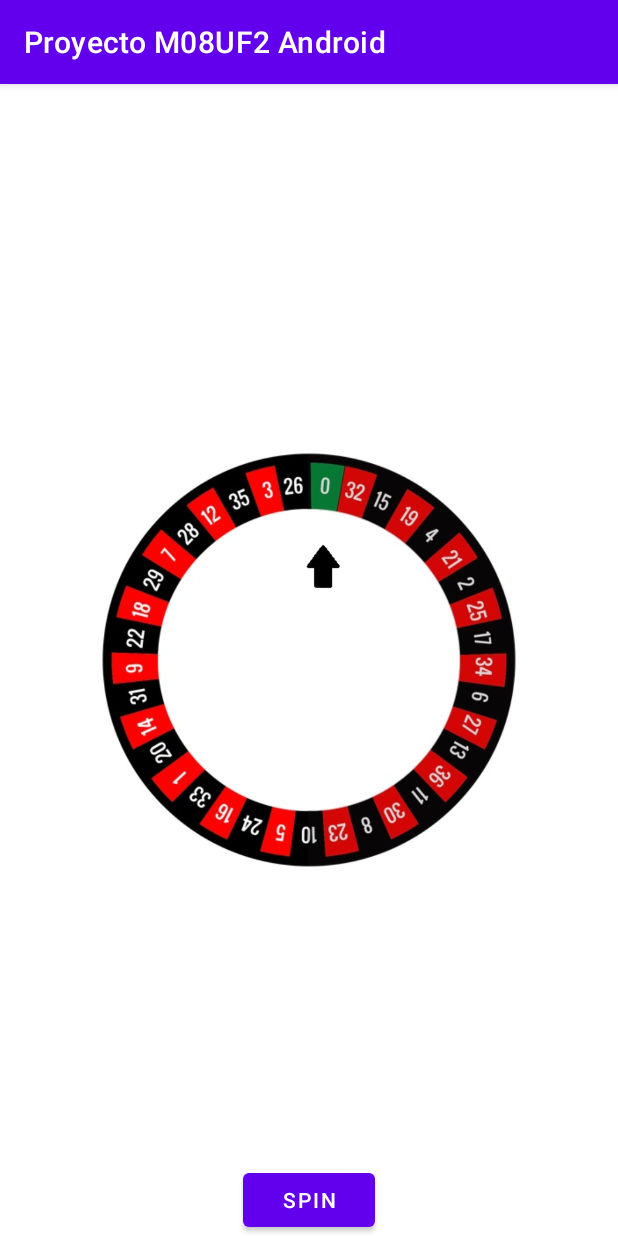
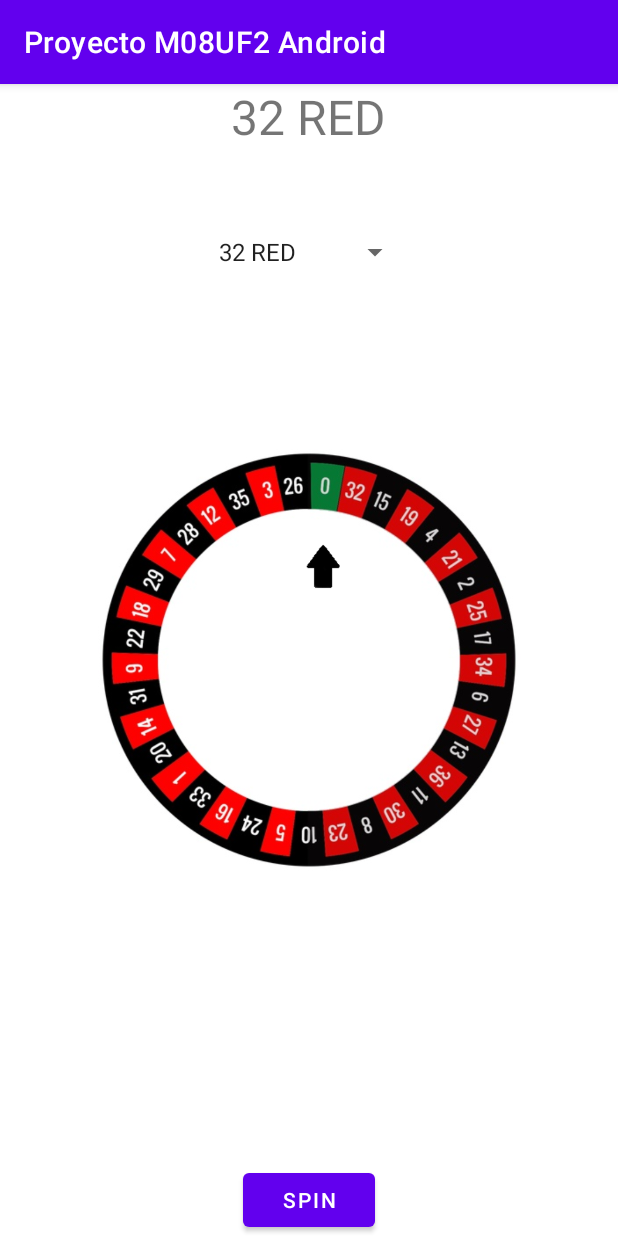
Before and after one commit to OscarArnedo/Proyecto-M08UF2-Android, an Android app: the GameActivity screen opened directly, with no data from a screen before it, on a phone screen of 412 x 824 dp. Run offline under Robolectric (Android 15) with nearby library versions, the phone set to English and light mode, and no system bars.

Commit message:
desplegable apuestas

```diff
--- a/app/src/main/res/layout/activity_game.xml
+++ b/app/src/main/res/layout/activity_game.xml
@@ -43,4 +43,11 @@
         android:paddingLeft="20dp"
         app:srcCompat="@drawable/puntero" />
 
+    <Spinner
+        android:id="@+id/spOptions"
+        android:layout_width="wrap_content"
+        android:layout_height="wrap_content"
+        android:layout_centerHorizontal="true"
+        android:layout_marginVertical="100dp" />
+
 </RelativeLayout>
--- /dev/null
+++ b/app/src/main/res/values/options.xml
@@ -0,0 +1,43 @@
+<?xml version="1.0" encoding="utf-8"?>
+<resources>
+    <string-array name="options">
+        <item>32 RED</item>
+        <item>15 BLACK</item>
+        <item>19 RED</item>
+        <item>4 BLACK</item>
+        <item>21 RED</item>
+        <item>2 BLACK</item>
+        <item>25 RED</item>
+        <item>17 BLACK</item>
+        <item>34 RED</item>
+        <item>6 BLACK</item>
+        <item>27 RED</item>
+        <item>13 BLACK</item>
+        <item>36 RED</item>
+        <item>11 BLACK</item>
+        <item>30 RED</item>
+        <item>8 BLACK</item>
+        <item>23 RED</item>
+        <item>10 BLACK</item>
+        <item>5 RED</item>
+        <item>24 BLACK</item>
+        <item>16 RED</item>
+        <item>33 BLACK</item>
+        <item>1 RED</item>
+        <item>20 BLACK</item>
+        <item>14 RED</item>
+        <item>31 BLACK</item>
+        <item>9 RED</item>
+        <item>22 BLACK</item>
+        <item>18 RED</item>
+        <item>29 BLACK</item>
+        <item>7 RED</item>
+        <item>28 BLACK</item>
+        <item>12 RED</item>
+        <item>35 BLACK</item>
+        <item>3 RED</item>
+        <item>26 BLACK</item>
+        <item>0</item>
+        <item>PICHULA</item>
+    </string-array>
+</resources>
```
Also changed, not shown: app/src/main/java/com/example/proyectom08uf2android/GameActivity.java (+62 -36 lines).
